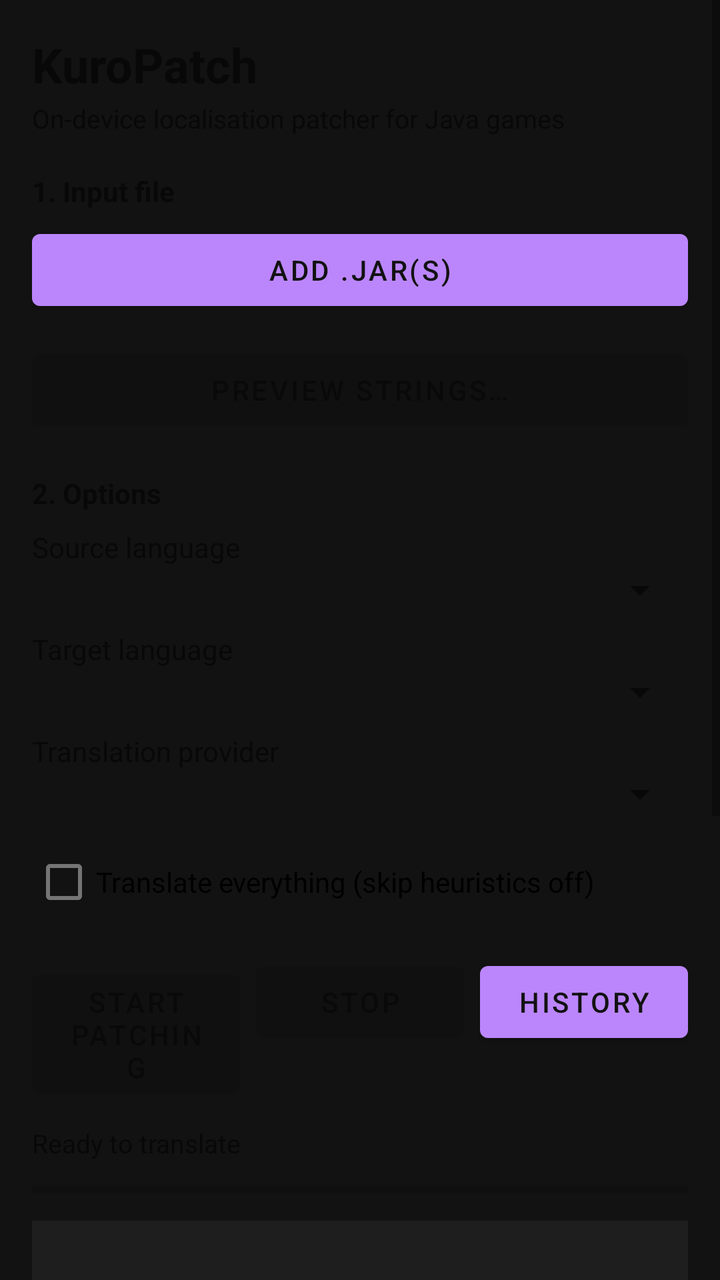
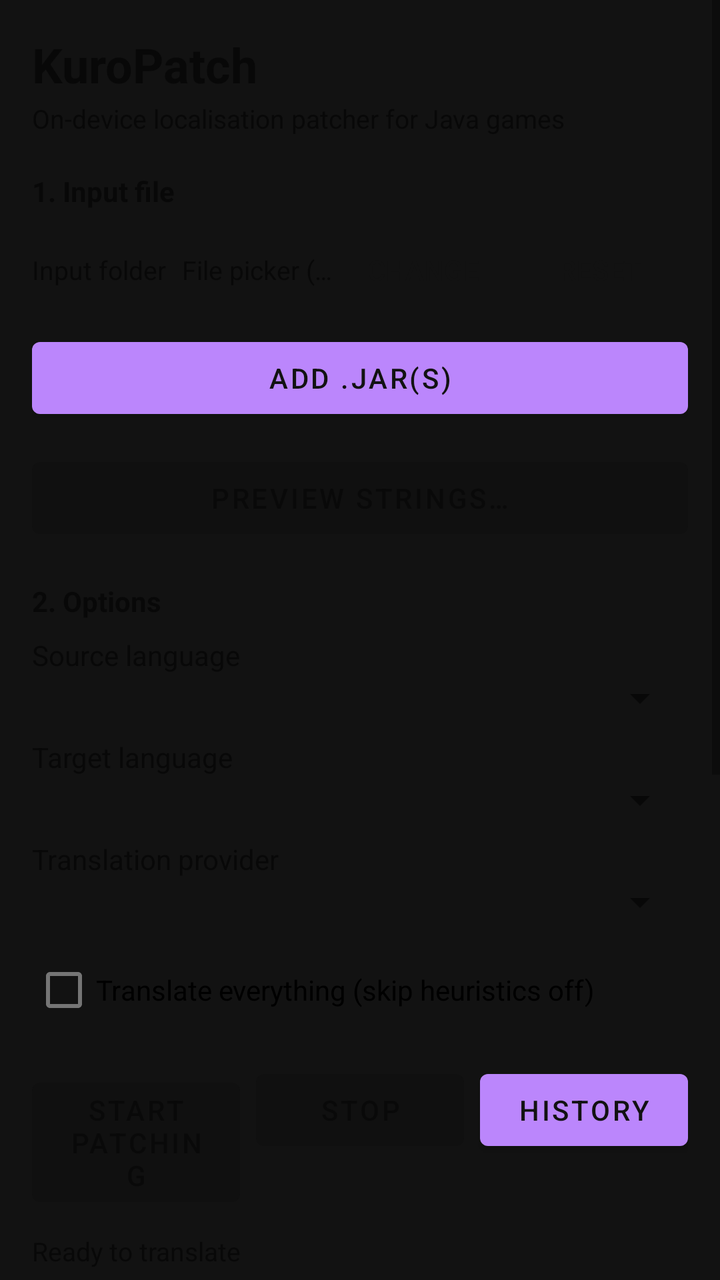

Two renders of the same Android screen: before a commit and after it. Below are the layout's source before the change and the commit's diff.
<!-- AndroidManifest.xml: application theme Theme.KuroPatch -->
<!-- res/layout/activity_main.xml -->
<?xml version="1.0" encoding="utf-8"?>
<ScrollView xmlns:android="http://schemas.android.com/apk/res/android"
    android:layout_width="match_parent"
    android:layout_height="match_parent"
    android:fillViewport="true">

    <LinearLayout
        android:layout_width="match_parent"
        android:layout_height="wrap_content"
        android:orientation="vertical"
        android:padding="16dp">

        <TextView
            android:layout_width="wrap_content"
            android:layout_height="wrap_content"
            android:text="@string/app_name"
            android:textSize="24sp"
            android:textStyle="bold" />

        <TextView
            android:layout_width="wrap_content"
            android:layout_height="wrap_content"
            android:layout_marginTop="2dp"
            android:text="@string/subtitle"
            android:textSize="13sp" />

        
        <TextView
            android:layout_width="wrap_content"
            android:layout_height="wrap_content"
            android:layout_marginTop="18dp"
            android:text="@string/section_input"
            android:textStyle="bold" />

        <Button
            android:id="@+id/btnPick"
            android:layout_width="match_parent"
            android:layout_height="wrap_content"
            android:layout_marginTop="6dp"
            android:text="@string/pick_jar" />

        <androidx.recyclerview.widget.RecyclerView
            android:id="@+id/recyclerQueue"
            android:layout_width="match_parent"
            android:layout_height="wrap_content"
            android:layout_marginTop="6dp"
            android:maxHeight="160dp" />

        <Button
            android:id="@+id/btnPreview"
            android:layout_width="match_parent"
            android:layout_height="wrap_content"
            android:layout_marginTop="6dp"
            android:enabled="false"
            android:text="@string/preview_open" />

        
        <TextView
            android:layout_width="wrap_content"
            android:layout_height="wrap_content"
            android:layout_marginTop="18dp"
            android:text="@string/section_options"
            android:textStyle="bold" />

        <TextView
            android:layout_width="wrap_content"
            android:layout_height="wrap_content"
            android:layout_marginTop="8dp"
            android:text="@string/source_lang" />

        <Spinner
            android:id="@+id/spinnerSource"
            android:layout_width="match_parent"
            android:layout_height="wrap_content" />

        <TextView
            android:layout_width="wrap_content"
            android:layout_height="wrap_content"
            android:layout_marginTop="8dp"
            android:text="@string/target_lang" />

        <Spinner
            android:id="@+id/spinnerTarget"
            android:layout_width="match_parent"
            android:layout_height="wrap_content" />

        <TextView
            android:layout_width="wrap_content"
            android:layout_height="wrap_content"
            android:layout_marginTop="8dp"
            android:text="@string/provider" />

        <Spinner
            android:id="@+id/spinnerProvider"
            android:layout_width="match_parent"
            android:layout_height="wrap_content" />

        <com.google.android.material.textfield.TextInputLayout
            android:id="@+id/apiKeyLayout"
            android:layout_width="match_parent"
            android:layout_height="wrap_content"
            android:layout_marginTop="8dp"
            android:hint="@string/api_key_hint"
            android:visibility="gone">

            <com.google.android.material.textfield.TextInputEditText
                android:id="@+id/etApiKey"
                android:layout_width="match_parent"
                android:layout_height="wrap_content"
                android:inputType="textPassword" />
        </com.google.android.material.textfield.TextInputLayout>

        <CheckBox
            android:id="@+id/cbTranslateAll"
            android:layout_width="wrap_content"
            android:layout_height="wrap_content"
            android:layout_marginTop="8dp"
            android:text="@string/translate_all" />

        <LinearLayout
            android:layout_width="match_parent"
            android:layout_height="wrap_content"
            android:layout_marginTop="12dp"
            android:orientation="horizontal">

            <Button
                android:id="@+id/btnStart"
                android:layout_width="0dp"
                android:layout_height="wrap_content"
                android:layout_marginEnd="8dp"
                android:layout_weight="1"
                android:enabled="false"
                android:text="@string/start" />

            <Button
                android:id="@+id/btnStop"
                android:layout_width="0dp"
                android:layout_height="wrap_content"
                android:layout_marginEnd="8dp"
                android:layout_weight="1"
                android:enabled="false"
                android:text="@string/stop" />

            <Button
                android:id="@+id/btnHistory"
                android:layout_width="0dp"
                android:layout_height="wrap_content"
                android:layout_weight="1"
                android:text="@string/history" />
        </LinearLayout>

        
        <TextView
            android:id="@+id/tvStatus"
            android:layout_width="match_parent"
            android:layout_height="wrap_content"
            android:layout_marginTop="14dp"
            android:text="@string/status_ready"
            android:textSize="13sp" />

        <ProgressBar
            android:id="@+id/progressBar"
            style="?android:attr/progressBarStyleHorizontal"
            android:layout_width="match_parent"
            android:layout_height="wrap_content"
            android:layout_marginTop="6dp"
            android:max="100"
            android:progress="0" />

        <TextView
            android:id="@+id/tvLog"
            android:layout_width="match_parent"
            android:layout_height="180dp"
            android:layout_marginTop="8dp"
            android:background="#1E1E1E"
            android:fontFamily="monospace"
            android:padding="8dp"
            android:scrollbars="vertical"
            android:textColor="#E1E1E1"
            android:textSize="11sp" />

        
        <TextView
            android:layout_width="wrap_content"
            android:layout_height="wrap_content"
            android:layout_marginTop="18dp"
            android:text="@string/section_output"
            android:textStyle="bold" />

        <LinearLayout
            android:layout_width="match_parent"
            android:layout_height="wrap_content"
            android:layout_marginTop="6dp"
            android:gravity="center_vertical"
            android:orientation="horizontal">

            <TextView
                android:layout_width="wrap_content"
                android:layout_height="wrap_content"
                android:layout_marginEnd="8dp"
                android:text="@string/output_folder"
                android:textSize="13sp" />

            <TextView
                android:id="@+id/tvOutFolder"
                android:layout_width="0dp"
                android:layout_height="wrap_content"
                android:layout_weight="1"
                android:ellipsize="end"
                android:singleLine="true"
                android:text="@string/output_folder_default"
                android:textSize="13sp" />

            <Button
                android:id="@+id/btnChangeFolder"
                style="?android:attr/borderlessButtonStyle"
                android:layout_width="wrap_content"
                android:layout_height="wrap_content"
                android:text="@string/change" />

            <Button
                android:id="@+id/btnResetFolder"
                style="?android:attr/borderlessButtonStyle"
                android:layout_width="wrap_content"
                android:layout_height="wrap_content"
                android:text="@string/reset" />
        </LinearLayout>

        <TextView
            android:id="@+id/tvOutput"
            android:layout_width="match_parent"
            android:layout_height="wrap_content"
            android:layout_marginTop="6dp"
            android:text="@string/no_output"
            android:textIsSelectable="true"
            android:textSize="13sp" />

        <Button
            android:id="@+id/btnShare"
            android:layout_width="match_parent"
            android:layout_height="wrap_content"
            android:layout_marginTop="6dp"
            android:enabled="false"
            android:text="@string/share_output" />

        <TextView
            android:id="@+id/tvVersion"
            android:layout_width="match_parent"
            android:layout_height="wrap_content"
            android:layout_marginTop="14dp"
            android:gravity="center"
            android:text="@string/app_version_name"
            android:textSize="11sp" />
    </LinearLayout>
</ScrollView>
<!-- resources referenced by this layout -->
<resources>
  <string name="api_key_hint">API key</string>
  <string name="app_name">KuroPatch</string>
  <string name="change">Change</string>
  <string name="history">History</string>
  <string name="no_output">No output yet</string>
  <string name="output_folder">Output folder</string>
  <string name="output_folder_default">App folder (default)</string>
  <string name="pick_jar">Add .jar(s)</string>
  <string name="preview_open">Preview strings…</string>
  <string name="provider">Translation provider</string>
  <string name="reset">Reset</string>
  <string name="section_input">1. Input file</string>
  <string name="section_options">2. Options</string>
  <string name="section_output">3. Output</string>
  <string name="share_output">Share output</string>
  <string name="source_lang">Source language</string>
  <string name="start">Start patching</string>
  <string name="status_ready">Ready to translate</string>
  <string name="stop">Stop</string>
  <string name="subtitle">On-device localisation patcher for Java games</string>
  <string name="target_lang">Target language</string>
  <string name="translate_all">Translate everything (skip heuristics off)</string>
  <style name="Theme.KuroPatch" parent="Theme.MaterialComponents.DayNight.DarkActionBar">
          <item name="colorPrimary">@color/kp_primary</item>
          <item name="colorPrimaryVariant">@color/kp_primary</item>
          <item name="colorOnPrimary">@color/kp_background</item>
          <item name="colorSecondary">@color/kp_secondary</item>
          <item name="android:colorBackground">@color/kp_background</item>
      </style>
  <color name="kp_primary">#BB86FC</color>
  <color name="kp_background">#121212</color>
  <color name="kp_secondary">#03DAC6</color>
</resources>

<!-- the commit's change to res/layout/activity_main.xml (unified diff, before → after) -->
@@ -31,6 +31,45 @@
             android:layout_marginTop="18dp"
             android:text="@string/section_input"
             android:textStyle="bold" />
+
+        <LinearLayout
+            android:layout_width="match_parent"
+            android:layout_height="wrap_content"
+            android:layout_marginTop="6dp"
+            android:gravity="center_vertical"
+            android:orientation="horizontal">
+
+            <TextView
+                android:layout_width="wrap_content"
+                android:layout_height="wrap_content"
+                android:layout_marginEnd="8dp"
+                android:text="@string/input_folder"
+                android:textSize="13sp" />
+
+            <TextView
+                android:id="@+id/tvInFolder"
+                android:layout_width="0dp"
+                android:layout_height="wrap_content"
+                android:layout_weight="1"
+                android:ellipsize="end"
+                android:singleLine="true"
+                android:text="@string/input_folder_default"
+                android:textSize="13sp" />
+
+            <Button
+                android:id="@+id/btnChangeInput"
+                style="?android:attr/borderlessButtonStyle"
+                android:layout_width="wrap_content"
+                android:layout_height="wrap_content"
+                android:text="@string/change" />
+
+            <Button
+                android:id="@+id/btnResetInput"
+                style="?android:attr/borderlessButtonStyle"
+                android:layout_width="wrap_content"
+                android:layout_height="wrap_content"
+                android:text="@string/reset" />
+        </LinearLayout>
 
         <Button
             android:id="@+id/btnPick"
<!-- resource entries referenced after the edit -->
@@ -4,6 +4,8 @@
   <string name="app_name">KuroPatch</string>
   <string name="change">Change</string>
   <string name="history">History</string>
+  <string name="input_folder">Input folder</string>
+  <string name="input_folder_default">File picker (system)</string>
   <string name="no_output">No output yet</string>
   <string name="output_folder">Output folder</string>
   <string name="output_folder_default">App folder (default)</string>
